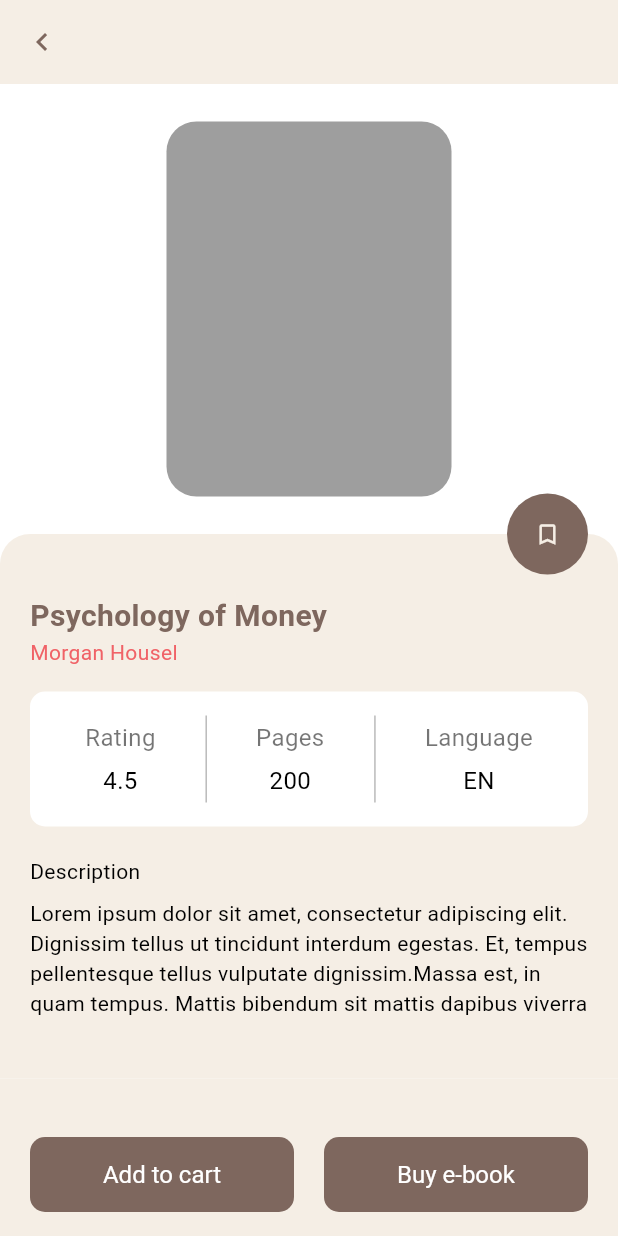
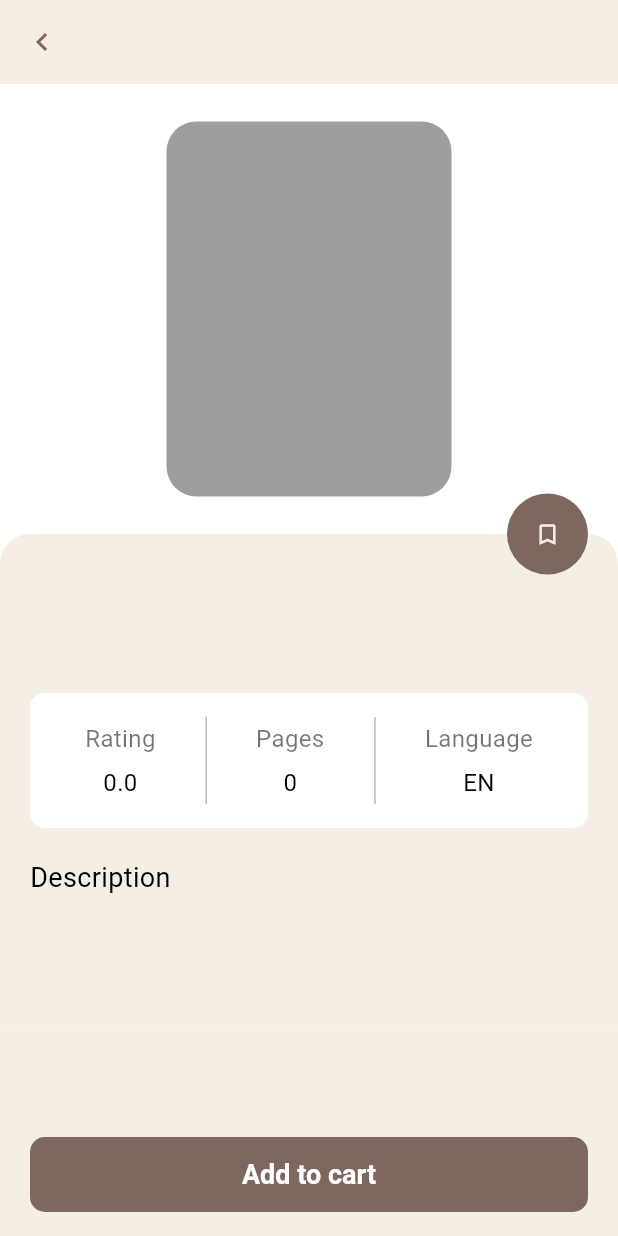
Before and after one commit to Grifon333/books_bart, a Flutter app: the BookDetailsWidget screen opened directly, after a tap on "Add to cart", on a phone screen of 412 x 824 dp. Run offline on Flutter 3.47's test engine with Material 3 defaults, Android fonts, the light colour scheme and no system bars; our stand-ins replace cloud_firestore, firebase_auth, firebase_core, firebase_storage, flutter_secure_storage, flutter_slidable and 2 more; accounts and stored records are empty; generated files the repository leaves out were written again.

Commit message:
Adding Book in Order.

```diff
--- a/lib/domain/entity/book_in_order.dart
+++ b/lib/domain/entity/book_in_order.dart
@@ -4,11 +4,13 @@
   String idOrder;
   int count;
   String idVariantOfBook;
+  String idBook;
 
   BookInOrder({
     required this.idOrder,
     required this.count,
     required this.idVariantOfBook,
+    required this.idBook,
   });
 
   factory BookInOrder.fromFirestore(
@@ -20,6 +22,7 @@
       idOrder: data?['id_order'],
       count: data?['count'],
       idVariantOfBook: data?['id_variant_of_book'],
+      idBook: data?['id_book'],
     );
   }
 
@@ -28,6 +31,7 @@
       'id_order': idOrder,
       'count': count,
       'id_variant_of_book': idVariantOfBook,
+      'id_book': idBook,
     };
   }
 
@@ -37,6 +41,7 @@
         'id order: $idOrder\n'
         'count: $count\n'
         'id variant of book: $idVariantOfBook\n'
+        'id book: $idBook\n'
         '}';
   }
 }
--- a/lib/ui/widgets/book_details/book_details_view_model.dart
+++ b/lib/ui/widgets/book_details/book_details_view_model.dart
@@ -1,10 +1,31 @@
+import 'package:books_bart/domain/entity/book.dart';
+import 'package:books_bart/domain/entity/variant_of_book.dart';
+import 'package:books_bart/domain/repositories/book_repository.dart';
+import 'package:books_bart/domain/repositories/order_repository.dart';
 import 'package:books_bart/ui/navigation/main_navigation.dart';
 import 'package:flutter/material.dart';
+
+class BookDetailsState {
+  String title = '';
+  String authors = '';
+  String countPage = '';
+  String description = '';
+  String imageURL = '';
+  String rating = '';
+
+  List<VariantOfBookInfo> variantsOfBook = [];
+  int selectVariantOfBook = 0;
+}
 
 class BookDetailsViewModel extends ChangeNotifier {
   final BuildContext context;
   final String bookId;
   final MainNavigation _mainNavigation = MainNavigation();
+  final BookRepository _bookRepository = BookRepository();
+  final OrderRepository _orderRepository = OrderRepository();
+  final BookDetailsState _state = BookDetailsState();
+
+  BookDetailsState get state => _state;
 
   BookDetailsViewModel(
     this.context,
@@ -14,10 +35,83 @@
   }
 
   Future<void> _init() async {
+    final data = await _bookRepository.getBookInfoById(bookId);
+    Book book = data[0];
+    _setBookInfo(book);
+    Map<String, VariantOfBook> variants = data[1];
+    _setVariantsOfBookInfo(variants);
     notifyListeners();
+  }
+
+  void _setBookInfo(Book book) {
+    _state.title = book.title;
+    _state.authors = book.authors;
+    _state.countPage = '${book.countPage}';
+    _state.description = book.description;
+    _state.imageURL = book.imageURL;
+    double rating = 0;
+    int count = 0;
+    for (var ratingEntry in book.rating.entries) {
+      int countStars = int.parse(ratingEntry.key);
+      int countEvaluation = ratingEntry.value;
+      rating += countStars * countEvaluation;
+      count += countEvaluation;
+    }
+    if (rating != 0) {
+      rating /= count;
+      rating = (rating * 100).roundToDouble() / 100;
+    }
+    _state.rating = '$rating';
+  }
+
+  void _setVariantsOfBookInfo(Map<String, VariantOfBook> variants) {
+    for (var variantEntry in variants.entries) {
+      VariantOfBook variantOfBook = variantEntry.value;
+      _state.variantsOfBook.add(VariantOfBookInfo(
+        id: variantEntry.key,
+        format: variantOfBook.format,
+        language: variantOfBook.language,
+        price: '${variantOfBook.price}\$',
+        publisher: variantOfBook.publisher,
+        bindingType: variantOfBook.bindingType,
+        publicationYear: '${variantOfBook.publicationYear}',
+      ));
+    }
   }
 
   void onPressedReturn() {
     _mainNavigation.popFromBookDetailsScreen(context);
   }
+
+  void onTapVariantOfBook(int index) {
+    _state.selectVariantOfBook = index;
+    notifyListeners();
+  }
+
+  void onPressedAddToCart() {
+    _orderRepository.addBookInOrder(
+      bookId,
+      _state.variantsOfBook[_state.selectVariantOfBook].id,
+    );
+  }
 }
+
+class VariantOfBookInfo {
+  String id;
+  String format;
+  String language;
+  String price;
+  String publisher;
+  String? bindingType;
+  String publicationYear;
+
+  VariantOfBookInfo({
+    required this.id,
+    required this.format,
+    required this.language,
+    required this.price,
+    required this.publisher,
+    required this.bindingType,
+    required this.publicationYear,
+  });
+}
--- a/lib/ui/widgets/book_details/book_details_widget.dart
+++ b/lib/ui/widgets/book_details/book_details_widget.dart
@@ -110,6 +110,8 @@
                   _AdditionInfoWidget(),
                   SizedBox(height: 20),
                   _DescriptionWidget(),
+                  SizedBox(height: 20),
+                  _VariantsOfBookInfoWidget(),
                 ],
               ),
             ),
@@ -132,7 +134,7 @@
 
   @override
   Widget build(BuildContext context) {
-    final String title = 'Psychology of Money';
+    final title = context.select((BookDetailsViewModel vm) => vm.state.title);
     return Text(
       title,
       style: const TextStyle(
@@ -149,9 +151,10 @@
 
   @override
   Widget build(BuildContext context) {
-    final String author = 'Morgan Housel';
+    final authors =
+        context.select((BookDetailsViewModel vm) => vm.state.authors);
     return Text(
-      author,
+      authors,
       style: const TextStyle(
         fontSize: 14,
         color: Color(0xFFF06267),
@@ -179,9 +182,12 @@
 
   @override
   Widget build(BuildContext context) {
+    final rating = context.select((BookDetailsViewModel vm) => vm.state.rating);
+    final countPage =
+        context.select((BookDetailsViewModel vm) => vm.state.countPage);
     final List<List<String>> additionalInfoList = [
-      ['Rating', '4.5'],
-      ['Pages', '200'],
+      ['Rating', rating],
+      ['Pages', countPage],
       ['Language', 'EN'],
     ];
     return DecoratedBox(
@@ -259,12 +265,15 @@
 
   @override
   Widget build(BuildContext context) {
-    final String description =
-        'Lorem ipsum dolor sit amet, consectetur adipiscing elit. Dignissim tellus ut tincidunt interdum egestas. Et, tempus pellentesque tellus vulputate dignissim.Massa est, in quam tempus. Mattis bibendum sit mattis dapibus viverra';
+    final description =
+        context.select((BookDetailsViewModel vm) => vm.state.description);
     return Column(
       crossAxisAlignment: CrossAxisAlignment.start,
       children: [
-        const Text('Description'),
+        const Text(
+          'Description',
+          style: TextStyle(fontSize: 18),
+        ),
         const SizedBox(height: 8),
         Text(description),
       ],
@@ -277,22 +286,24 @@
 
   @override
   Widget build(BuildContext context) {
+    final model = context.read<BookDetailsViewModel>();
     return SizedBox(
       width: MediaQuery.of(context).size.width,
-      child: const Padding(
-        padding: EdgeInsets.symmetric(horizontal: 20, vertical: 16),
+      child: Padding(
+        padding: const EdgeInsets.symmetric(horizontal: 20, vertical: 16),
         child: Row(
           children: [
             Expanded(
-              child: _ButtonWidget(
-                title: 'Add to cart',
+              child: FilledButton(
+                onPressed: model.onPressedAddToCart,
+                child: const Text(
+                  'Add to cart',
+                  style: TextStyle(
+                    fontSize: 18,
+                    fontWeight: FontWeight.bold,
+                  ),
+                ),
               ),
-            ),
-            SizedBox(width: 20),
-            Expanded(
-              child: _ButtonWidget(
-                title: 'Buy e-book',
-              ), // If book is bought -> 'Go to Library' and change background color
             ),
           ],
         ),
@@ -301,20 +312,107 @@
   }
 }
 
-class _ButtonWidget extends StatelessWidget {
-  final String title;
-
-  const _ButtonWidget({
-    required this.title,
-  });
-
-  void onPressed() => debugPrint('Button: $title');
+class _VariantsOfBookInfoWidget extends StatelessWidget {
+  const _VariantsOfBookInfoWidget();
 
   @override
   Widget build(BuildContext context) {
-    return FilledButton(
-      onPressed: onPressed,
-      child: Text(title),
+    final countVariants =
+        context.watch<BookDetailsViewModel>().state.variantsOfBook.length;
+    return SingleChildScrollView(
+      scrollDirection: Axis.horizontal,
+      child: Row(
+        children: List.generate(
+          countVariants,
+          (index) => Row(
+            children: [
+              _VariantOfBookInfoWidget(index),
+              const SizedBox(width: 10),
+            ],
+          ),
+        ),
+      ),
     );
   }
 }
+
+class _VariantOfBookInfoWidget extends StatelessWidget {
+  final int index;
+
+  const _VariantOfBookInfoWidget(this.index);
+
+  @override
+  Widget build(BuildContext context) {
+    final model = context.watch<BookDetailsViewModel>();
+    final variantOfBook = model.state.variantsOfBook[index];
+    final selectVariantOfBook = model.state.selectVariantOfBook;
+    final color = selectVariantOfBook == index ? Colors.black12 : null;
+    return GestureDetector(
+      onTap: () => model.onTapVariantOfBook(index),
+      child: DecoratedBox(
+        decoration: BoxDecoration(
+          borderRadius: const BorderRadius.all(Radius.circular(10)),
+          border: Border.all(color: const Color(0xFF7E675E)),
+          color: color,
+        ),
+        child: Padding(
+          padding: const EdgeInsets.all(16),
+          child: SizedBox(
+            width: 120,
+            child: Column(
+              crossAxisAlignment: CrossAxisAlignment.start,
+              children: [
+                Row(
+                  mainAxisAlignment: MainAxisAlignment.spaceBetween,
+                  children: [
+                    Text(
+                      variantOfBook.format,
+                      style: const TextStyle(
+                        fontSize: 18,
+                        color: Color(0xFF7E675E),
+                        fontWeight: FontWeight.bold,
+                      ),
+                    ),
+                    Text(
+                      variantOfBook.language,
+                      style: const TextStyle(fontSize: 16),
+                    ),
+                  ],
+                ),
+                const SizedBox(height: 4),
+                Text(
+                  variantOfBook.publisher,
+                  style: const TextStyle(fontSize: 16),
+                ),
+                variantOfBook.bindingType != null
+                    ? Text(
+                        variantOfBook.bindingType!,
+                        style: const TextStyle(fontSize: 16),
+                      )
+                    : const SizedBox.shrink(),
+                Text(
+                  variantOfBook.publicationYear,
+                  style: const TextStyle(fontSize: 16),
+                ),
+                const SizedBox(height: 4),
+                Row(
+                  children: [
+                    const Spacer(),
+                    Text(
+                      variantOfBook.price,
+                      style: const TextStyle(
+                        fontSize: 18,
+                        color: Color(0xFF7E675E),
+                        fontWeight: FontWeight.bold,
+                      ),
+                    ),
+                  ],
+                ),
+              ],
+            ),
+          ),
+        ),
+      ),
+    );
+  }
+}
--- a/lib/ui/widgets/book_handling/form_book_info_view_model.dart
+++ b/lib/ui/widgets/book_handling/form_book_info_view_model.dart
@@ -72,7 +72,8 @@
     _state.countPage = '${book.countPage}';
     _state.description = book.description;
     _state.category = book.category;
-    List<VariantOfBook> variantsOfBook = data[1];
+    List<VariantOfBook> variantsOfBook =
+        (data[1] as Map<String, VariantOfBook>).values.toList();
     _state.variantsOfBook.clear();
     for (var variant in variantsOfBook) {
       final variantState = VariantOfBookState();
--- a/pubspec.yaml
+++ b/pubspec.yaml
@@ -19,6 +19,7 @@
   cloud_firestore: ^4.15.8
   firebase_storage: ^11.6.9
   collection: ^1.18.0
+  shared_preferences: ^2.2.3
 
 dev_dependencies:
   flutter_test:
```
Also changed, not shown: lib/domain/api_client/api_client.dart (+88 -5 lines), lib/domain/data_providers/order_data_provider.dart (added, +21 -0 lines), lib/domain/entity/order.dart (+5 -5 lines), lib/domain/repositories/order_repository.dart (added, +56 -0 lines), pubspec.lock, 2 other files.
